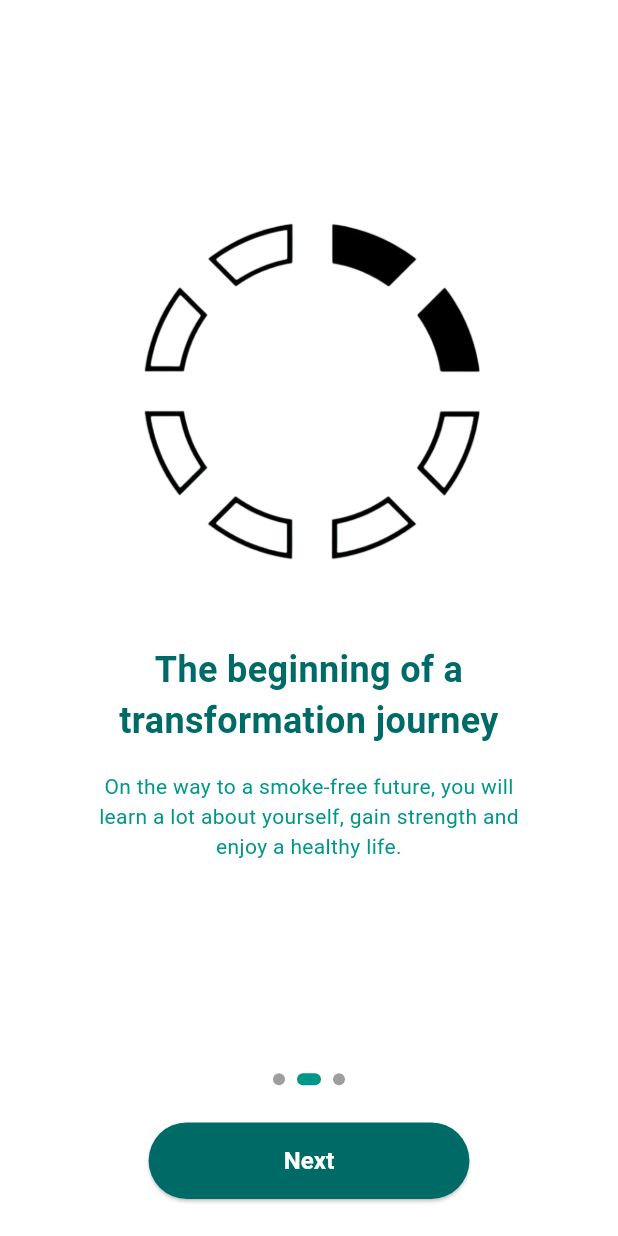
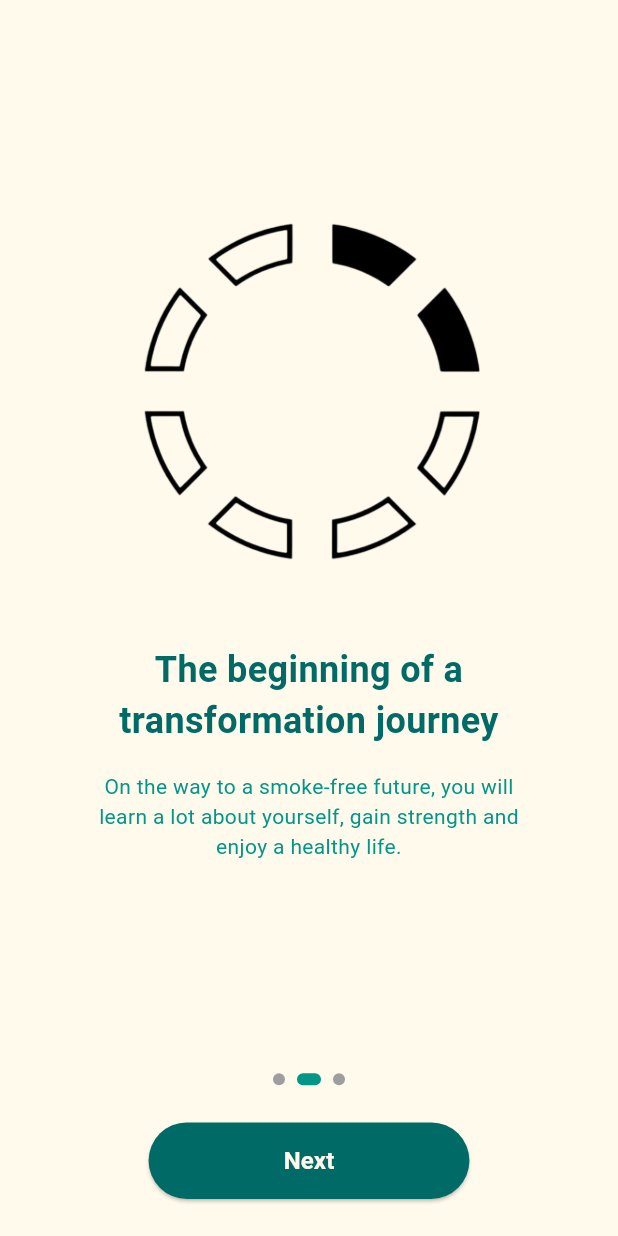
Before and after one commit to KartheekValigonda/Airbound, a Flutter app: the Info screen opened directly, swiped to page 2, on a phone screen of 412 x 824 dp. Run offline on Flutter 3.47's test engine with Material 3 defaults, Android fonts, the phone set to English and light mode, and no system bars; our stand-ins replace cloud_firestore, firebase_auth, firebase_core, get, shared_preferences, velocity_x; missing offline and left inert: firebase_app_check; accounts and stored records are empty.

Commit message:
Updated UI

```diff
--- a/lib/Authentication/info.dart
+++ b/lib/Authentication/info.dart
@@ -70,7 +70,7 @@ class _OnboardingScreenState extends State<Info> {
 
     return Scaffold(
       body: Container(
-        color: _currentPage == _pages.length - 1 ? Colors.black : Colors.white, // Conditional background color
+        color: _currentPage == _pages.length - 1 ? Colors.black : Theme.of(context).scaffoldBackgroundColor, // Conditional background color
         child: SafeArea(
           child: Column(
             children: [
@@ -105,7 +105,7 @@ class _OnboardingScreenState extends State<Info> {
                             style: TextStyle(
                               fontSize: isTablet ? 28 : 24,
                               fontWeight: FontWeight.bold,
-                              color: isLastPage ? Colors.white : Color(0xFF006A67),
+                              color: isLastPage ? Theme.of(context).scaffoldBackgroundColor : Color(0xFF006A67),
                             ),
                           ),
                           SizedBox(height: screenHeight * 0.02),
@@ -145,7 +145,7 @@ class _OnboardingScreenState extends State<Info> {
                     onPressed: _onNextPressed,
                     style: ElevatedButton.styleFrom(
                       backgroundColor: _currentPage == _pages.length - 1
-                          ? Colors.white
+                          ? Theme.of(context).scaffoldBackgroundColor
                           : Color(0xFF006A67),
                       padding: EdgeInsets.symmetric(
                         horizontal: isTablet ? 60 : 90,
@@ -162,7 +162,7 @@ class _OnboardingScreenState extends State<Info> {
                         fontWeight: FontWeight.bold,
                         color: _currentPage == _pages.length - 1
                             ? Color(0xFF006A67)
-                            : Colors.white,
+                            : Theme.of(context).scaffoldBackgroundColor,
                       ),
                     ),
                   ),
--- a/lib/Authentication/loginpage.dart
+++ b/lib/Authentication/loginpage.dart
@@ -121,7 +121,7 @@ class _loginpageState extends State<loginpage> {
                   child: Container(
                     child: RichText(
                       text: const TextSpan(
-                        text: "Don't have an account!! ",
+                        text: "Don't have an account!!",
                         style: TextStyle(color: Colors.black, fontSize: 15),
                         children: [
                           TextSpan(
--- a/lib/Home/home.dart
+++ b/lib/Home/home.dart
@@ -1,6 +1,8 @@
 import 'dart:async';
 import 'package:airbound/Home/Start_here.dart';
 import 'package:airbound/Home/second_slide.dart';
+import 'package:airbound/Home/some_ques.dart';
+import 'package:airbound/Home/whyquit.dart';
 import 'package:airbound/Home/workouts.dart';
 import 'package:airbound/Progress/progress.dart';
 import 'package:airbound/To-Dos/dailytask.dart';
@@ -230,7 +232,7 @@ class _HomeScreenState extends State<HomeScreen> {
               ),
               GestureDetector(
                 onTap: () =>
-                    Navigator.push(context, MaterialPageRoute(builder: (_) => Placeholder())),
+                    Navigator.push(context, MaterialPageRoute(builder: (_) => SomeQues())),
                 child: commonCard(
                   text: "Some Important Questions",
                   horizontal: screenWidth * 0.01,
@@ -247,7 +249,7 @@ class _HomeScreenState extends State<HomeScreen> {
               SizedBox(height: screenHeight * 0.02),
               GestureDetector(
                 onTap: () =>
-                    Navigator.push(context, MaterialPageRoute(builder: (_) => Placeholder())),
+                    Navigator.push(context, MaterialPageRoute(builder: (_) => Whyquit())),
                 child: commonCard(
                   text: "Why I Want to Quit",
                   horizontal: screenWidth * 0.01,
--- a/lib/Home/workouts.dart
+++ b/lib/Home/workouts.dart
@@ -175,7 +175,6 @@ class Workouts extends StatelessWidget {
     return Padding(
       padding: EdgeInsets.symmetric(horizontal: screenWidth*0.02, vertical: screenHeight*0.001),
       child: Card(
-        elevation: 4,
         shape: RoundedRectangleBorder(borderRadius: BorderRadius.circular(12)),
         child: ExpansionTile(
           leading: Icon(
--- a/lib/Theme/theme.dart
+++ b/lib/Theme/theme.dart
@@ -1,9 +1,7 @@
 import 'package:flutter/material.dart';
 
 class AppThemes {
-  // Light Theme
-  static final ThemeData lightTheme = ThemeData(
-    brightness: Brightness.light,
+  static final ThemeData appTheme = ThemeData(
     primaryColor: const Color(0xFF006A67),
     scaffoldBackgroundColor: const Color(0xFFFFFAEC),
     appBarTheme: const AppBarTheme(
@@ -39,42 +37,4 @@ class AppThemes {
       surface: Colors.white,
     ),
   );
-
-  // Dark Theme
-  static final ThemeData darkTheme = ThemeData(
-    brightness: Brightness.dark,
-    primaryColor: const Color(0xFF006A67),
-    scaffoldBackgroundColor: Colors.grey[800]!,
-    appBarTheme: const AppBarTheme(
-      backgroundColor: Colors.black,
-      titleTextStyle: TextStyle(
-        color: Colors.white,
-        fontWeight: FontWeight.bold,
-        fontSize: 20,
-      ),
-      iconTheme: IconThemeData(color: Colors.white),
-    ),
-    textTheme: const TextTheme(
-      bodyLarge: TextStyle(color: Colors.white), // High contrast for main text
-      bodyMedium: TextStyle(color: Colors.white70), // Subtle for secondary text
-      headlineSmall: TextStyle(
-          color: Colors.white, fontWeight: FontWeight.bold), // Bold headers
-    ),
-    cardColor: Colors.grey[600],
-    elevatedButtonTheme: ElevatedButtonThemeData(
-      style: ElevatedButton.styleFrom(
-        backgroundColor: Colors.grey[600],
-        foregroundColor: Colors.teal,
-      ),
-    ),
-    bottomNavigationBarTheme: const BottomNavigationBarThemeData(
-      backgroundColor: Colors.black,
-      selectedItemColor: Colors.blue,
-      unselectedItemColor: Colors.grey,
-    ),
-    colorScheme: const ColorScheme.dark(
-      primary: Color(0xFF006A67),
-      secondary: Colors.teal,
-    ),
-  );
 }
--- a/lib/main.dart
+++ b/lib/main.dart
@@ -24,8 +24,7 @@ class MyApp extends StatelessWidget {
     return GetMaterialApp(
       debugShowCheckedModeBanner: false,
       title: 'AirBound',
-      theme: AppThemes.lightTheme, // Light theme
-      darkTheme: AppThemes.darkTheme, // Dark theme
+      theme: AppThemes.appTheme,
       themeMode: ThemeMode.system,
       home: const SplashScreen(), // Set the splash screen as the initial screen.
     );
--- a/lib/openingpg.dart
+++ b/lib/openingpg.dart
@@ -17,11 +17,6 @@ class _openingpgState extends State<openingpg> {
     final horizontalPadding = MediaQuery.of(context).size.width ;
     final verticalPadding = MediaQuery.of(context).size.height;
     return  Scaffold(
-
-      appBar:AppBar(
-        title:const Text(""),
-      ),
-
       body: Padding(
         padding: EdgeInsets.symmetric(horizontal: horizontalPadding*0.1, vertical: verticalPadding*0.1 ),
         child: SingleChildScrollView(
```
Also changed, not shown: lib/Authentication/signup2.dart (+9 -0 lines), lib/Home/some_ques.dart (added, +181 -0 lines), lib/Home/whyquit.dart (added, +192 -0 lines).
